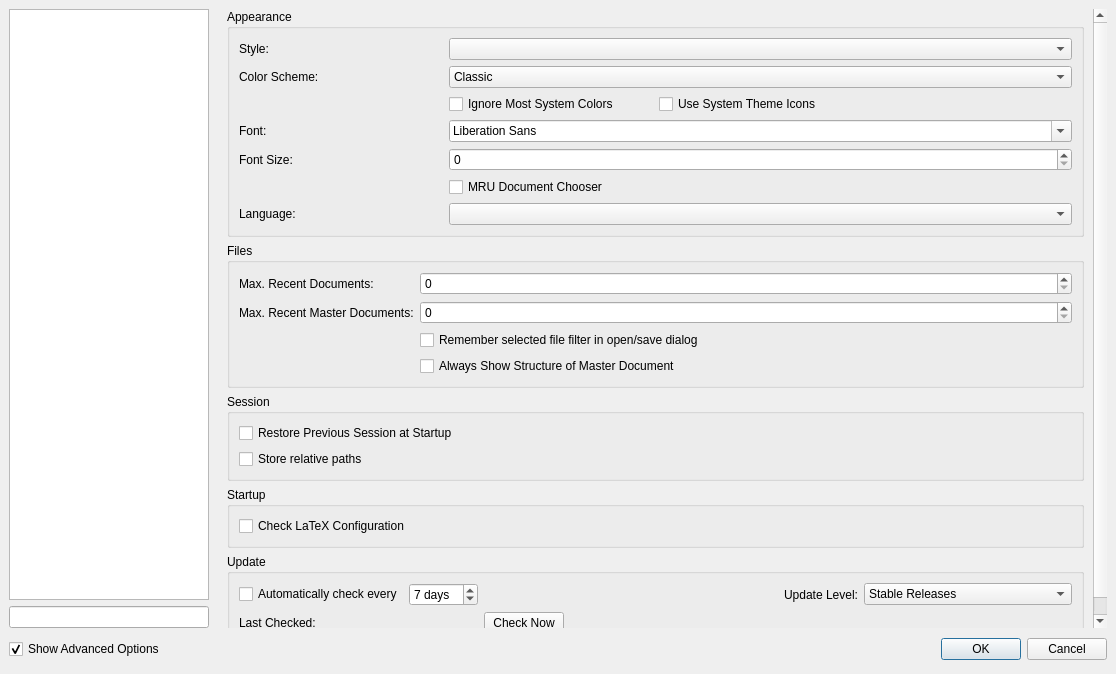
This is src/configdialog.ui in texstudio-org/texstudio as Qt 5 draws it before an edit. The edited form follows.
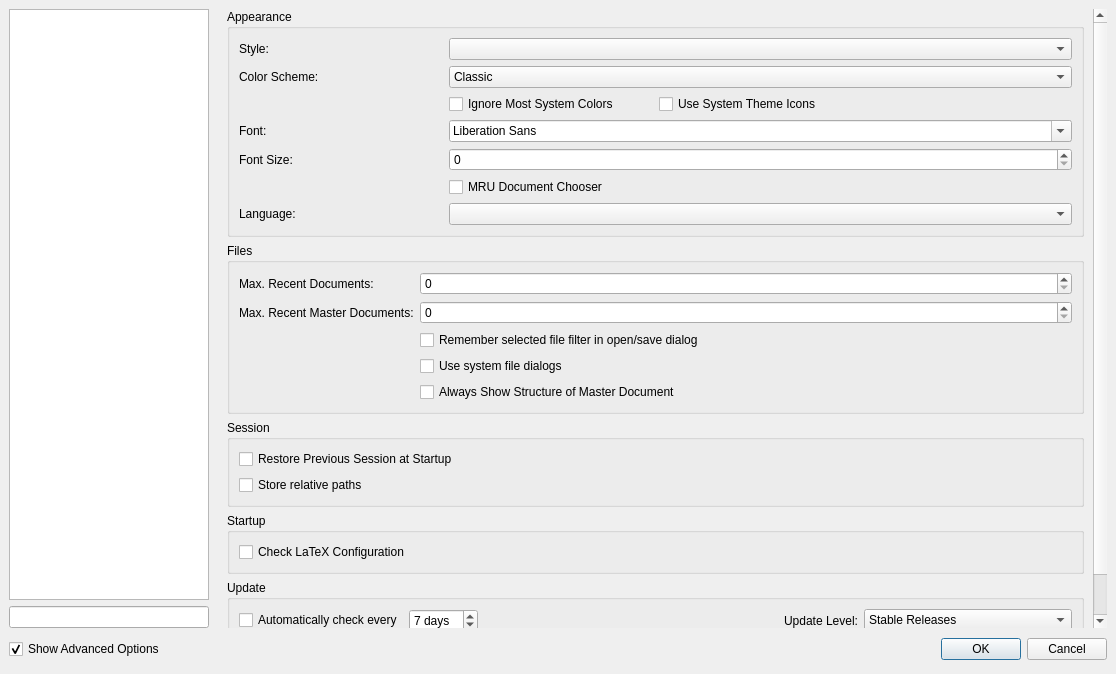
This is the edited form. The open tabs and pages were chosen to show the change. Icons and pictures are not drawn.

Commit message: add option to use qt file dialog rather than system file dialog

```diff
--- a/src/configdialog.ui
+++ b/src/configdialog.ui
@@ -184,9 +184,9 @@
           <property name="geometry">
            <rect>
             <x>0</x>
-            <y>0</y>
+            <y>-136</y>
             <width>860</width>
-            <height>750</height>
+            <height>778</height>
            </rect>
           </property>
           <layout class="QVBoxLayout" name="verticalLayout">
@@ -415,7 +415,7 @@
                 </property>
                </widget>
               </item>
-              <item row="4" column="1">
+              <item row="5" column="1">
                <widget class="QCheckBox" name="checkBoxParseMaster">
                 <property name="text">
                  <string>Always Show Structure of Master Document</string>
@@ -435,6 +435,13 @@
                 </property>
                </widget>
               </item>
+              <item row="4" column="1">
+               <widget class="QCheckBox" name="checkBoxUseNativeFileDialog">
+                <property name="text">
+                 <string>Use system file dialogs</string>
+                </property>
+               </widget>
+              </item>
              </layout>
             </widget>
            </item>
```
Left out of the diff: 2 changed lines with no effect on the pictures. The commit also changes 15 other files.
